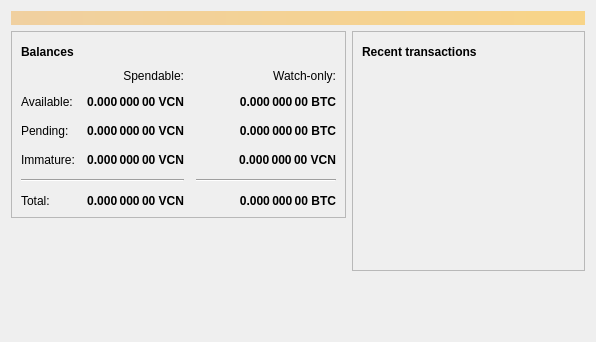
The window that src/qt/forms/overviewpage.ui (gjhiggins/vcoincore) describes before a commit, drawn with Qt 5.
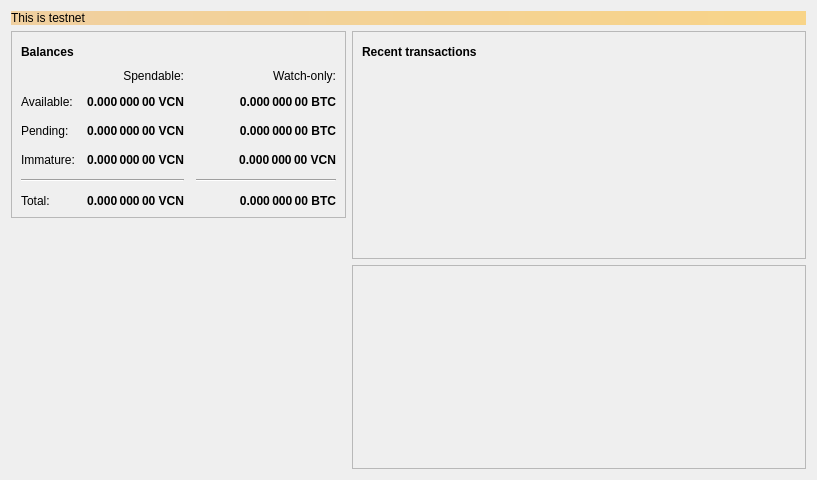
The same window after the commit. Icons and pictures are not drawn. Custom widgets are drawn as their Qt base class.

Diff of the .ui file:
```diff
--- a/src/qt/forms/overviewpage.ui
+++ b/src/qt/forms/overviewpage.ui
@@ -6,8 +6,8 @@
    <rect>
     <x>0</x>
     <y>0</y>
-    <width>596</width>
-    <height>342</height>
+    <width>780</width>
+    <height>480</height>
    </rect>
   </property>
   <property name="windowTitle">
@@ -22,6 +22,9 @@
      <property name="styleSheet">
       <string notr="true">background-color: qlineargradient(x1: 0, y1: 0, x2: 1, y2: 0, stop:0 #F0D0A0, stop:1 #F8D488); color:#000000;</string>
      </property>
+     <property name="text">
+      <string>This is testnet</string>
+     </property>
      <property name="wordWrap">
       <bool>true</bool>
      </property>
@@ -416,6 +419,16 @@
          </property>
         </spacer>
        </item>
+       <item>
+        <widget class="QLabel" name="label_2">
+         <property name="text">
+          <string/>
+         </property>
+         <property name="pixmap">
+          <pixmap resource="../bitcoin.qrc">:/icons/vcoin</pixmap>
+         </property>
+        </widget>
+       </item>
       </layout>
      </item>
      <item>
@@ -515,17 +528,42 @@
         </widget>
        </item>
        <item>
-        <spacer name="verticalSpacer_2">
-         <property name="orientation">
-          <enum>Qt::Vertical</enum>
+        <widget class="QFrame" name="hashplotframe">
+         <property name="frameShape">
+          <enum>QFrame::StyledPanel</enum>
          </property>
-         <property name="sizeHint" stdset="0">
-          <size>
-           <width>20</width>
-           <height>40</height>
-          </size>
+         <property name="frameShadow">
+          <enum>QFrame::Raised</enum>
          </property>
-        </spacer>
+         <layout class="QVBoxLayout" name="verticalLayout_31">
+          <property name="leftMargin">
+           <number>1</number>
+          </property>
+          <property name="topMargin">
+           <number>1</number>
+          </property>
+          <property name="rightMargin">
+           <number>1</number>
+          </property>
+          <property name="bottomMargin">
+           <number>1</number>
+          </property>
+          <item>
+           <layout class="QHBoxLayout" name="horizontalLayout_3">
+            <item>
+             <widget class="QCustomPlot" name="hashplot" native="true">
+              <property name="minimumSize">
+               <size>
+                <width>450</width>
+                <height>200</height>
+               </size>
+             </property>
+             </widget>
+            </item>
+           </layout>
+          </item>
+         </layout>
+        </widget>
        </item>
       </layout>
      </item>
@@ -533,6 +571,16 @@
    </item>
   </layout>
  </widget>
- <resources/>
+ <customwidgets>
+  <customwidget>
+   <class>QCustomPlot</class>
+   <extends>QWidget</extends>
+   <header>qt/qcustomplot.h</header>
+   <container>1</container>
+  </customwidget>
+ </customwidgets>
+ <resources>
+  <include location="../bitcoin.qrc"/>
+ </resources>
  <connections/>
 </ui>
```
